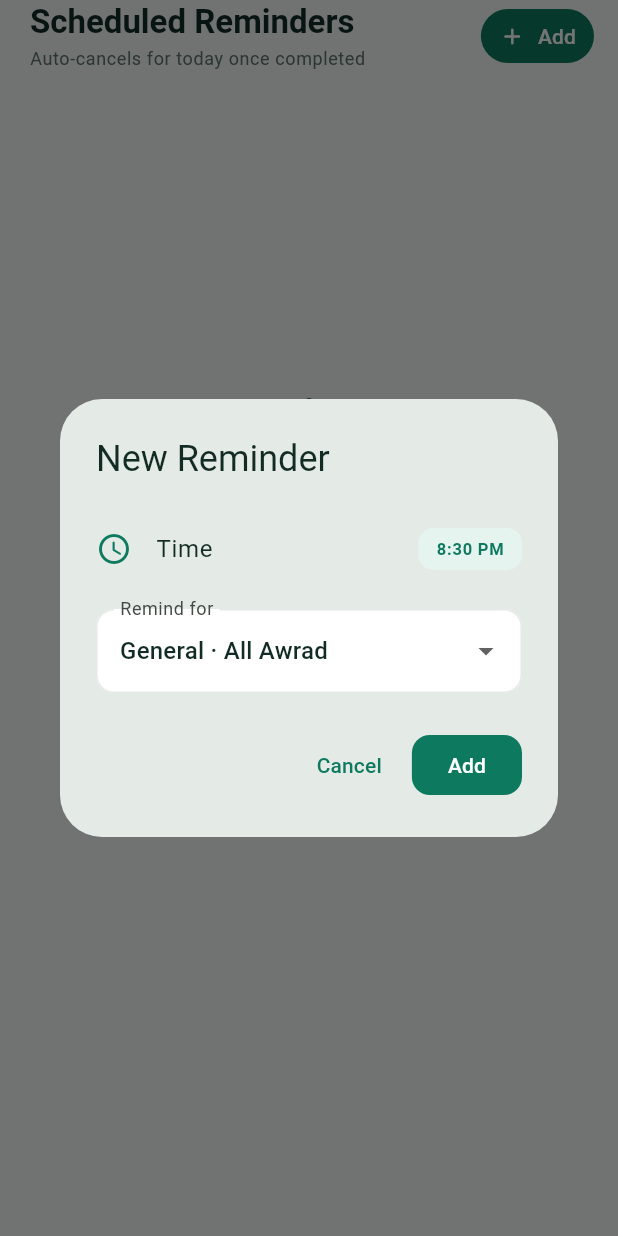
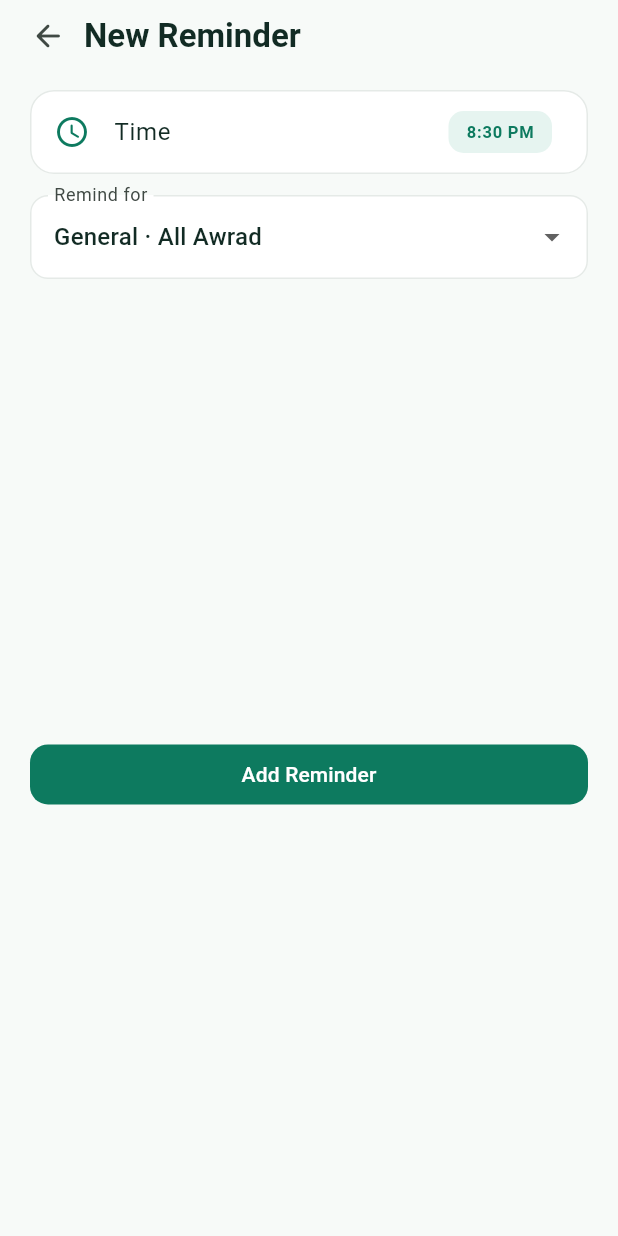
Before and after one commit to othman98shawgan/awrad, a Flutter app: the _RemindersSheet widget shown alone on an empty page, opened directly, after a tap on "Add", on a phone screen of 412 x 824 dp. Run offline on Flutter 3.47's test engine with Material 3 defaults, Android fonts, the phone set to English and light mode, and no system bars; our stand-ins replace flutter_local_notifications, flutter_riverpod, flutter_timezone, shared_preferences, timezone, wakelock_plus; accounts and stored records are empty.

Commit message:
refactor: switch reminder editor to inline view inside Scheduled Reminders sheet

```diff
--- a/lib/ui/widgets/reminders_sheet.dart
+++ b/lib/ui/widgets/reminders_sheet.dart
@@ -8,8 +8,8 @@ import '../../services/notification_service.dart';
 import '../../services/settings_provider.dart';
 import '../theme/app_theme.dart';
 
-/// Opens a modal bottom sheet to view, add, edit (time + General or specific Wird),
-/// toggle, and delete scheduled daily Awrad reminders.
+/// Opens a modal bottom sheet to view, add, edit, toggle, and delete
+/// scheduled daily Awrad reminders inline without stacking modals.
 Future<void> showRemindersSheet(BuildContext context) {
   return showModalBottomSheet<void>(
     context: context,
@@ -20,59 +20,109 @@ Future<void> showRemindersSheet(BuildContext context) {
   );
 }
 
-class _RemindersSheet extends ConsumerWidget {
+class _RemindersSheet extends ConsumerStatefulWidget {
   const _RemindersSheet();
 
-  Future<void> _openEditor(
-    BuildContext context,
-    WidgetRef ref,
-    List<AwradTask> tasks, {
-    int? index,
-    ReminderTime? existing,
-  }) async {
-    final result = await showDialog<({TimeOfDay time, String? taskId})>(
-      context: context,
-      builder: (_) => _ReminderEditorDialog(
-        tasks: tasks,
-        initialTime: existing != null
-            ? TimeOfDay(hour: existing.hour, minute: existing.minute)
-            : const TimeOfDay(hour: 20, minute: 30),
-        initialTaskId: existing?.taskId,
-        isEditing: existing != null,
-      ),
-    );
-    if (result == null) return;
+  @override
+  ConsumerState<_RemindersSheet> createState() => _RemindersSheetState();
+}
 
+class _RemindersSheetState extends ConsumerState<_RemindersSheet> {
+  bool _isEditingMode = false;
+  int? _editingIndex;
+  TimeOfDay _draftTime = const TimeOfDay(hour: 20, minute: 30);
+  String? _draftTaskId;
+
+  void _openAdd() {
+    setState(() {
+      _isEditingMode = true;
+      _editingIndex = null;
+      _draftTime = const TimeOfDay(hour: 20, minute: 30);
+      _draftTaskId = null;
+    });
+  }
+
+  void _openEdit(int index, ReminderTime existing, List<AwradTask> tasks) {
+    final validIds = tasks.map((t) => t.id).toSet();
+    setState(() {
+      _isEditingMode = true;
+      _editingIndex = index;
+      _draftTime = TimeOfDay(hour: existing.hour, minute: existing.minute);
+      _draftTaskId =
+          validIds.contains(existing.taskId) ? existing.taskId : null;
+    });
+  }
+
+  void _closeEditor() {
+    setState(() {
+      _isEditingMode = false;
+      _editingIndex = null;
+    });
+  }
+
+  Future<void> _saveEditor() async {
     final notifier = ref.read(settingsProvider.notifier);
-    if (index != null) {
+    if (_editingIndex != null) {
       await notifier.updateReminder(
-        index,
-        time: result.time,
-        taskId: result.taskId,
-        clearTaskId: result.taskId == null,
+        _editingIndex!,
+        time: _draftTime,
+        taskId: _draftTaskId,
+        clearTaskId: _draftTaskId == null,
       );
     } else {
-      await notifier.addReminder(result.time, taskId: result.taskId);
+      await notifier.addReminder(_draftTime, taskId: _draftTaskId);
+      if (mounted) _closeEditor();
       await NotificationService.instance.requestPermissions();
+      return;
     }
+    if (mounted) _closeEditor();
   }
 
   @override
-  Widget build(BuildContext context, WidgetRef ref) {
+  Widget build(BuildContext context) {
     final colors = context.awradColors;
     final theme = Theme.of(context);
     final reminders = ref.watch(settingsProvider.select((s) => s.reminders));
     final tasks = ref.watch(awradTasksProvider);
     final taskTitleById = {for (final t in tasks) t.id: t.title};
-    final notifier = ref.read(settingsProvider.notifier);
 
     return DraggableScrollableSheet(
       expand: false,
-      initialChildSize: 0.65,
-      minChildSize: 0.4,
+      initialChildSize: 0.68,
+      minChildSize: 0.42,
       maxChildSize: 0.9,
       builder: (context, scrollController) {
+        return AnimatedSwitcher(
+          duration: const Duration(milliseconds: 180),
+          child: _isEditingMode
+              ? _buildEditor(context, colors, theme, tasks, scrollController)
+              : _buildList(
+                  context,
+                  colors,
+                  theme,
+                  reminders,
+                  tasks,
+                  taskTitleById,
+                  scrollController,
+                ),
+        );
+      },
+    );
+  }
+
+  Widget _buildList(
+    BuildContext context,
+    AwradColors colors,
+    ThemeData theme,
+    List<ReminderTime> reminders,
+    List<AwradTask> tasks,
+    Map<String, String> taskTitleById,
+    ScrollController scrollController,
+  ) {
+    final notifier = ref.read(settingsProvider.notifier);
+
     return Column(
+      key: const ValueKey('reminders_list'),
       children: [
         Padding(
           padding: const EdgeInsets.fromLTRB(20, 0, 16, 12),
@@ -109,7 +159,7 @@ class _RemindersSheet extends ConsumerWidget {
                     borderRadius: BorderRadius.circular(20),
                   ),
                 ),
-                    onPressed: () => _openEditor(context, ref, tasks),
+                onPressed: _openAdd,
                 icon: const Icon(Icons.add_rounded, size: 18),
                 label: const Text('Add'),
               ),
@@ -148,9 +198,8 @@ class _RemindersSheet extends ConsumerWidget {
                       hour: r.hour,
                       minute: r.minute,
                     ).format(context);
-                        final linkedTitle = r.taskId != null
-                            ? taskTitleById[r.taskId!]
-                            : null;
+                    final linkedTitle =
+                        r.taskId != null ? taskTitleById[r.taskId!] : null;
                     final targetLabel = linkedTitle ?? 'General · All Awrad';
 
                     return Card(
@@ -160,14 +209,11 @@ class _RemindersSheet extends ConsumerWidget {
                         ),
                         leading: Icon(
                           Icons.schedule_rounded,
-                              color:
-                                  r.enabled ? colors.emerald : colors.mutedText,
+                          color: r.enabled ? colors.emerald : colors.mutedText,
                         ),
                         title: Text(
                           formatted,
-                              style: const TextStyle(
-                                fontWeight: FontWeight.w700,
-                              ),
+                          style: const TextStyle(fontWeight: FontWeight.w700),
                         ),
                         subtitle: Text(
                           targetLabel,
@@ -183,13 +229,7 @@ class _RemindersSheet extends ConsumerWidget {
                                 : FontWeight.w400,
                           ),
                         ),
-                            onTap: () => _openEditor(
-                              context,
-                              ref,
-                              tasks,
-                              index: i,
-                              existing: r,
-                            ),
+                        onTap: () => _openEdit(i, r, tasks),
                         trailing: Row(
                           mainAxisSize: MainAxisSize.min,
                           children: [
@@ -222,61 +262,60 @@ class _RemindersSheet extends ConsumerWidget {
         ),
       ],
     );
-      },
-    );
-  }
   }
 
-class _ReminderEditorDialog extends StatefulWidget {
-  final List<AwradTask> tasks;
-  final TimeOfDay initialTime;
-  final String? initialTaskId;
-  final bool isEditing;
-
-  const _ReminderEditorDialog({
-    required this.tasks,
-    required this.initialTime,
-    required this.initialTaskId,
-    required this.isEditing,
-  });
-
-  @override
-  State<_ReminderEditorDialog> createState() => _ReminderEditorDialogState();
-}
-
-class _ReminderEditorDialogState extends State<_ReminderEditorDialog> {
-  late TimeOfDay _time;
-  String? _selectedTaskId;
-
-  @override
-  void initState() {
-    super.initState();
-    _time = widget.initialTime;
-    final validIds = widget.tasks.map((t) => t.id).toSet();
-    _selectedTaskId =
-        validIds.contains(widget.initialTaskId) ? widget.initialTaskId : null;
-  }
-
-  @override
-  Widget build(BuildContext context) {
-    final colors = context.awradColors;
-    return AlertDialog(
-      title: Text(widget.isEditing ? 'Edit Reminder' : 'New Reminder'),
-      content: Column(
-        mainAxisSize: MainAxisSize.min,
+  Widget _buildEditor(
+    BuildContext context,
+    AwradColors colors,
+    ThemeData theme,
+    List<AwradTask> tasks,
+    ScrollController scrollController,
+  ) {
+    final isEdit = _editingIndex != null;
+    return Column(
+      key: const ValueKey('reminders_editor'),
       children: [
-          ListTile(
-            contentPadding: EdgeInsets.zero,
+        Padding(
+          padding: const EdgeInsets.fromLTRB(8, 0, 16, 12),
+          child: Row(
+            children: [
+              IconButton(
+                tooltip: 'Back',
+                icon: const Icon(Icons.arrow_back_rounded),
+                onPressed: _closeEditor,
+              ),
+              Text(
+                isEdit ? 'Edit Reminder' : 'New Reminder',
+                style: theme.textTheme.titleLarge?.copyWith(
+                  fontWeight: FontWeight.w700,
+                ),
+              ),
+            ],
+          ),
+        ),
+        Expanded(
+          child: ListView(
+            controller: scrollController,
+            padding: const EdgeInsets.fromLTRB(20, 0, 20, 16),
+            children: [
+              Card(
+                child: ListTile(
+                  shape: RoundedRectangleBorder(
+                    borderRadius: BorderRadius.circular(16),
+                  ),
                   leading: Icon(Icons.schedule_rounded, color: colors.emerald),
                   title: const Text('Time'),
                   trailing: Container(
-              padding: const EdgeInsets.symmetric(horizontal: 12, vertical: 6),
+                    padding: const EdgeInsets.symmetric(
+                      horizontal: 12,
+                      vertical: 6,
+                    ),
                     decoration: BoxDecoration(
                       color: colors.emeraldSoft,
                       borderRadius: BorderRadius.circular(10),
                     ),
                     child: Text(
-                _time.format(context),
+                      _draftTime.format(context),
                       style: TextStyle(
                         color: colors.emerald,
                         fontWeight: FontWeight.w700,
@@ -286,16 +325,17 @@ class _ReminderEditorDialogState extends State<_ReminderEditorDialog> {
                   onTap: () async {
                     final picked = await showTimePicker(
                       context: context,
-                initialTime: _time,
+                      initialTime: _draftTime,
                     );
                     if (picked != null) {
-                setState(() => _time = picked);
+                      setState(() => _draftTime = picked);
                     }
                   },
                 ),
-          const SizedBox(height: 12),
+              ),
+              const SizedBox(height: 14),
               DropdownButtonFormField<String?>(
-            initialValue: _selectedTaskId,
+                initialValue: _draftTaskId,
                 isExpanded: true,
                 decoration: const InputDecoration(
                   labelText: 'Remind for',
@@ -305,7 +345,7 @@ class _ReminderEditorDialogState extends State<_ReminderEditorDialog> {
                     value: null,
                     child: Text('General · All Awrad'),
                   ),
-              for (final task in widget.tasks)
+                  for (final task in tasks)
                     DropdownMenuItem<String?>(
                       value: task.id,
                       child: Text(
@@ -314,20 +354,20 @@ class _ReminderEditorDialogState extends State<_ReminderEditorDialog> {
                       ),
                     ),
                 ],
-            onChanged: (val) => setState(() => _selectedTaskId = val),
+                onChanged: (val) => setState(() => _draftTaskId = val),
               ),
             ],
           ),
-      actions: [
-        TextButton(
-          onPressed: () => Navigator.of(context).pop(),
-          child: const Text('Cancel'),
         ),
-        FilledButton(
-          onPressed: () => Navigator.of(context).pop(
-            (time: _time, taskId: _selectedTaskId),
+        Padding(
+          padding: const EdgeInsets.fromLTRB(20, 8, 20, 20),
+          child: SizedBox(
+            width: double.infinity,
+            child: FilledButton(
+              onPressed: _saveEditor,
+              child: Text(isEdit ? 'Save Reminder' : 'Add Reminder'),
             ),
-          child: Text(widget.isEditing ? 'Save' : 'Add'),
+          ),
         ),
       ],
     );
```
Also changed, not shown: 1 other file. Lines whose indentation alone changed are shown as unchanged.
